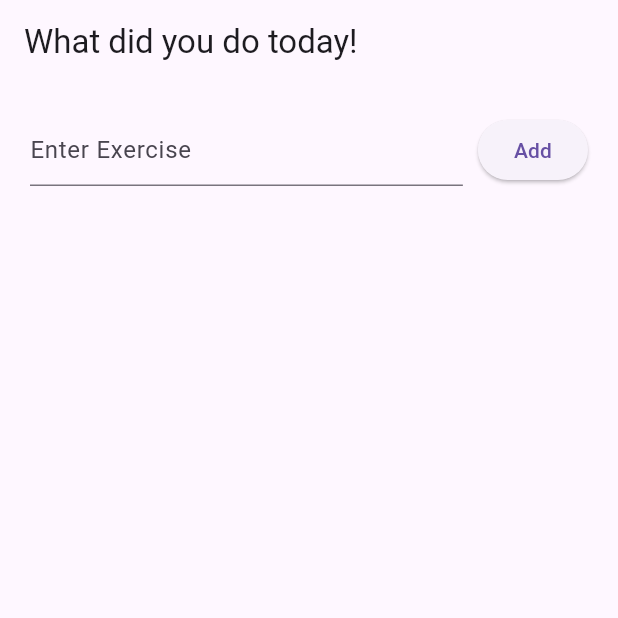
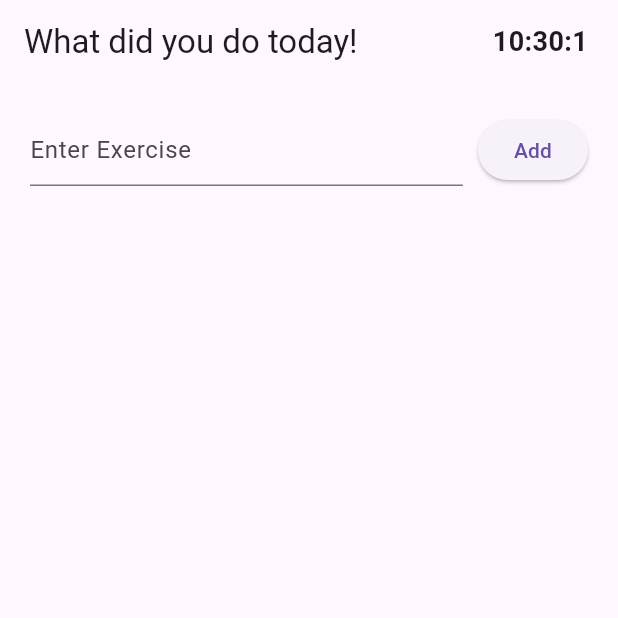
Before and after one commit to devspark-2501/Flutter-Mobile-UI-Designs, a Flutter app: the WorkoutPage screen opened directly, on a phone screen of 412 x 824 dp, the top half of it. Run offline on Flutter 3.47's test engine with Material 3 defaults, Android fonts, the phone set to English and light mode, and no system bars.

Commit message:
Workout_page merged with timer_widget.dart

```diff
--- a/lib/pages/workout_page.dart
+++ b/lib/pages/workout_page.dart
@@ -1,9 +1,9 @@
 import 'package:flutter/material.dart';
+import '../Widget/timer_widget.dart';
 
 class WorkoutPage extends StatefulWidget {
   @override
   State<WorkoutPage> createState() => _WorkoutPageState();
-
 }
 
 class _WorkoutPageState extends State<WorkoutPage> {
@@ -23,26 +23,38 @@ class WorkoutPage extends StatefulWidget {
 
   @override
   Widget build(BuildContext context) {
-    // TODO: implement build
     return Scaffold(
       appBar: AppBar(
         title: Text("What did you do today!"),
+
+        actions: [
+          Padding(
+            padding: EdgeInsets.only(right: 20),
+
+            child: Center(
+              child: TimerWidget(),
+            ),
+          ),
+        ],
       ),
 
       body: Column(
         children: [
-
           Padding(
             padding: EdgeInsets.all(20),
 
             child: Row(
               children: [
-                Expanded(child: TextField(
+                Expanded(
+                  child: TextField(
                     controller: exerciseController,
+
                     decoration: InputDecoration(
-                    hintText: "Enter Exercise"
+                      hintText: "Enter Exercise",
                     ),
-                )),
+                  ),
+                ),
+
                 SizedBox(width: 10),
 
                 ElevatedButton(
@@ -56,14 +68,16 @@ class WorkoutPage extends StatefulWidget {
           Expanded(
             child: ListView.builder(
               itemCount: exercises.length,
+
               itemBuilder: (context, index) {
                 return ListTile(
-                      title: Text(exercises[index],
+                  title: Text(
+                    exercises[index],
                   ),
                 );
-                }
-            )
-          )
+              },
+            ),
+          ),
         ],
       ),
     );
```
Lines whose indentation alone changed are shown as unchanged.
